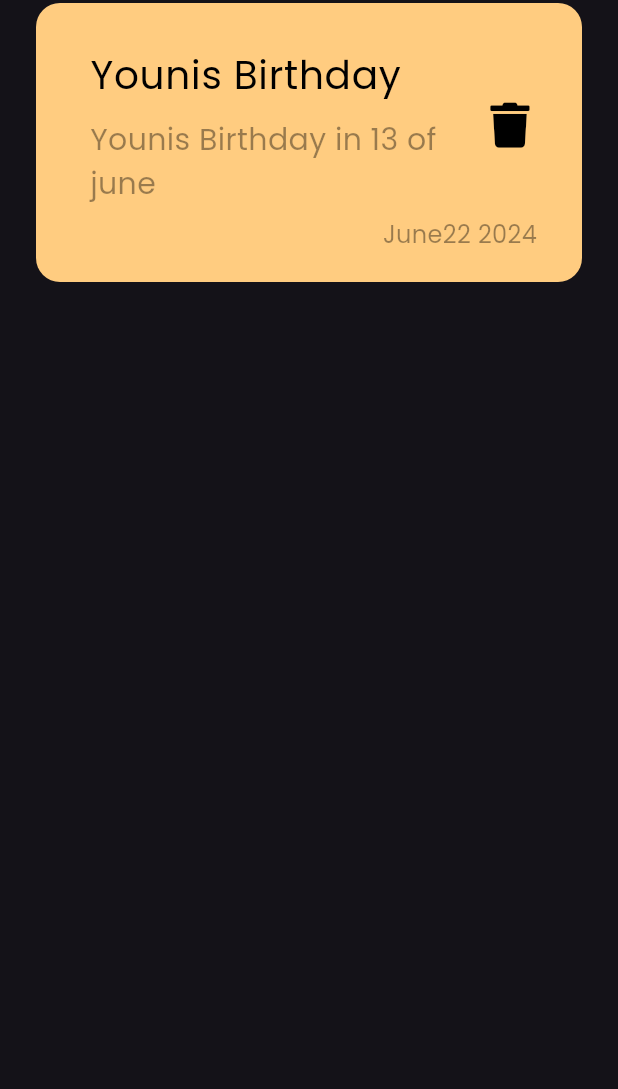
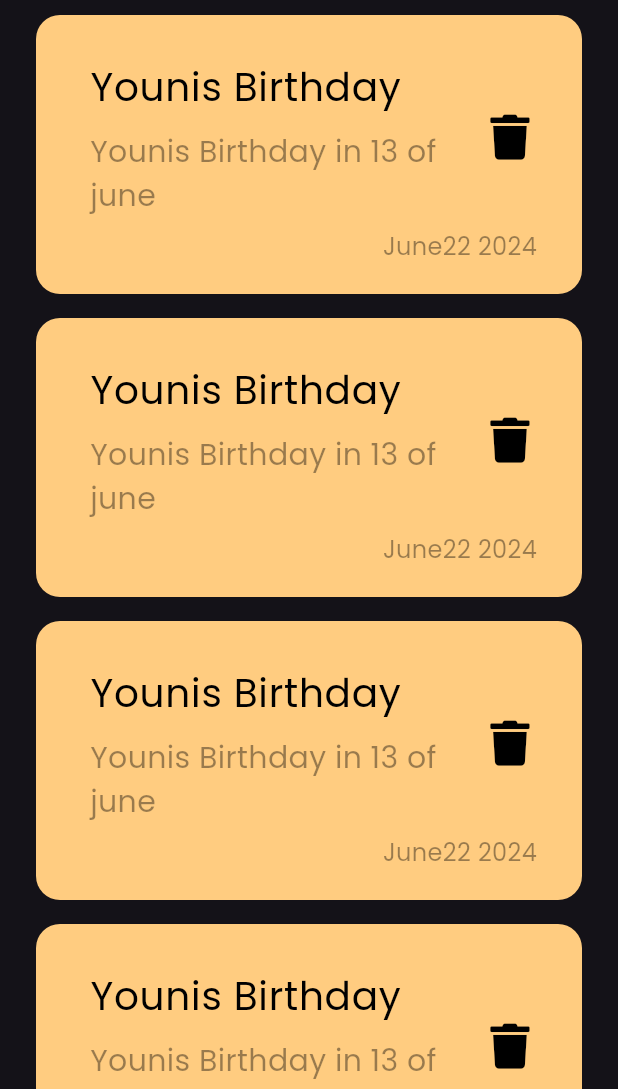
Before and after one commit to stormers15/Notes_App, a Flutter app: the screen it shows after launch, on a phone screen of 412 x 824 dp, the part 147-1236 px from its top. Run offline on Flutter 3.47's test engine with Material 3 defaults, Android fonts, the phone set to English and light mode, and no system bars; our stand-ins replace font_awesome_flutter.

Commit message:
add a lot of note

```diff
--- a/lib/Views/Widgets/custom_note_item.dart
+++ b/lib/Views/Widgets/custom_note_item.dart
@@ -31,7 +31,7 @@ class NoteItem extends StatelessWidget {
             ),
             trailing: IconButton(
                 onPressed: () {},
-                icon: Icon(
+                icon: const Icon(
                   FontAwesomeIcons.trash,
                   color: Colors.black,
                   size: 30,
--- /dev/null
+++ b/lib/Views/Widgets/note_list_view.dart
@@ -0,0 +1,18 @@
+import 'package:flutter/material.dart';
+import 'custom_note_item.dart';
+
+class NotesListView extends StatelessWidget {
+  const NotesListView({super.key});
+
+  @override
+  Widget build(BuildContext context) {
+    return ListView.builder(
+      itemBuilder: (context, index) {
+        return const Padding(
+          padding: EdgeInsets.symmetric(vertical: 8.0),
+          child: NoteItem(),
+        );
+      },
+    );
+  }
+}
--- a/lib/Views/Widgets/notes_view_body.dart
+++ b/lib/Views/Widgets/notes_view_body.dart
@@ -1,22 +1,22 @@
 import 'package:flutter/material.dart';
 import 'package:flutter/widgets.dart';
 import 'custom_app_bar.dart';
-import 'custom_note_item.dart';
+import 'note_list_view.dart';
 
 class NotesViewBody extends StatelessWidget {
-  const NotesViewBody({Key? key}) : super(key: key);
+  const NotesViewBody({super.key});
 
   @override
   Widget build(BuildContext context) {
-    return Padding(
-      padding: const EdgeInsets.symmetric(horizontal: 24),
+    return const Padding(
+      padding: EdgeInsets.symmetric(horizontal: 24),
       child: Column(
-        children: const [
+        children: [
           SizedBox(
             height: 50,
           ),
           CustomAppBar(),
-          NoteItem()
+          Expanded(child: NotesListView())
         ],
       ),
     );
```
